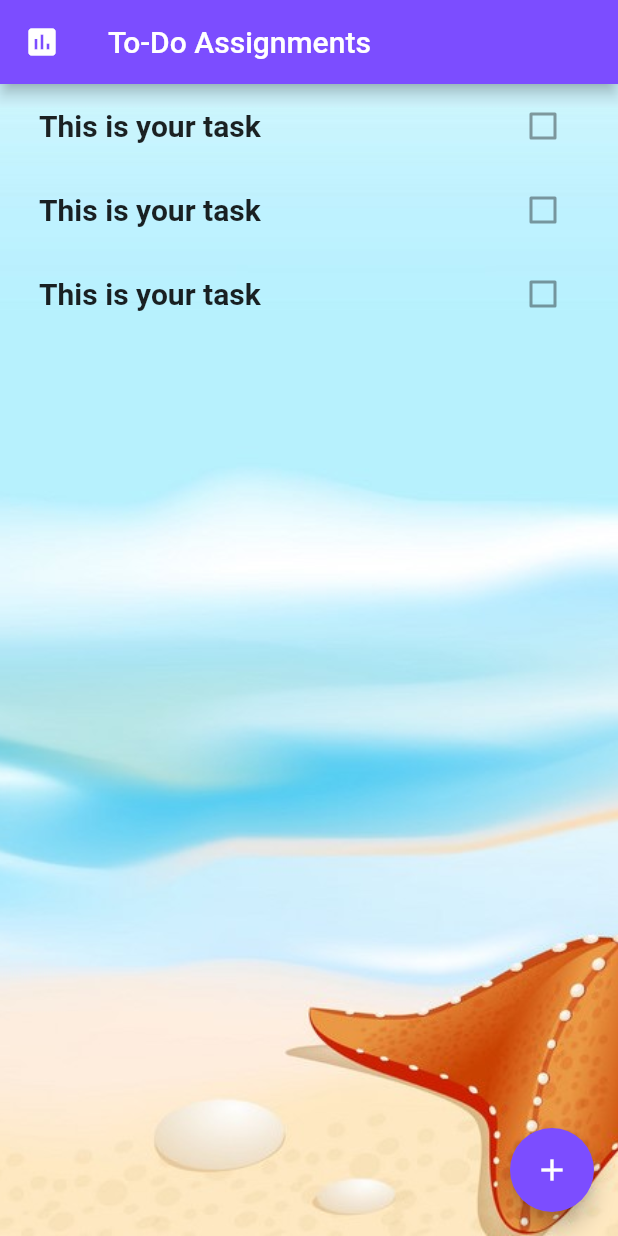
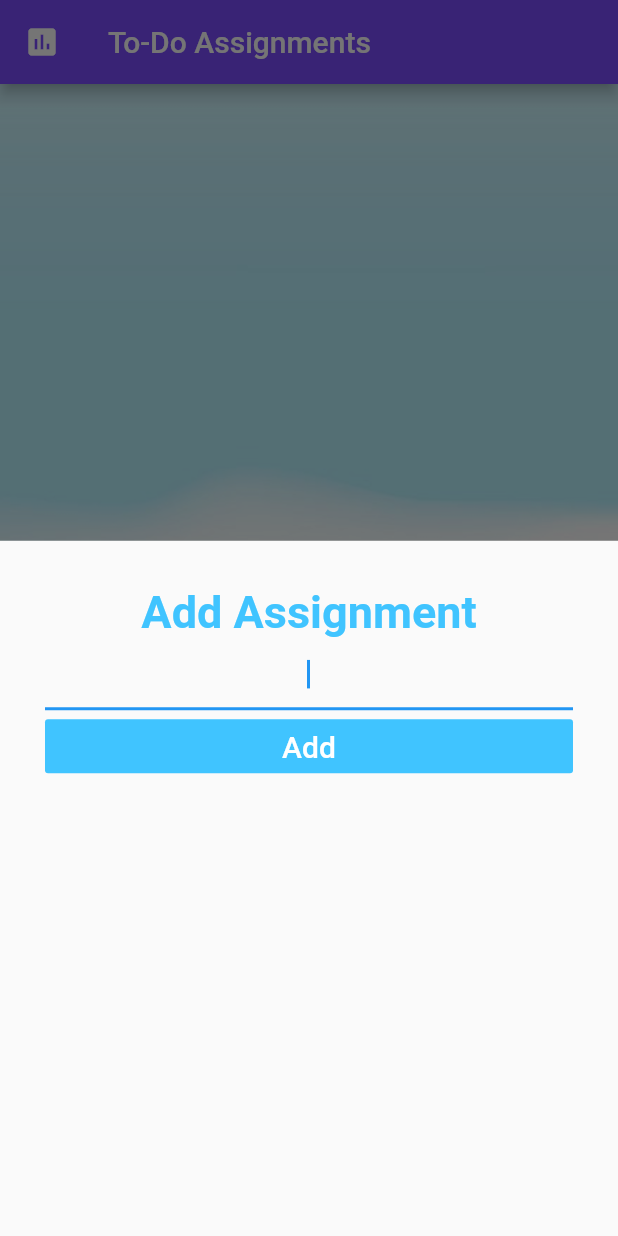
Before and after one commit to kshitijver/Time-manager-Flutter, a Flutter app: the AssignmentScreen screen opened by its route, after a tap on the "add" icon, on a phone screen of 412 x 824 dp. Run offline on Flutter 3.47's test engine with Material 2 defaults, Android fonts, the phone set to English and light mode, and no system bars; our stand-ins replace cloud_firestore, firebase_auth, modal_progress_hud, table_calendar; accounts and stored records are empty.

Commit message:
Assignments screen in work condition

```diff
--- a/lib/assignment_screen.dart
+++ b/lib/assignment_screen.dart
@@ -1,5 +1,7 @@
 import 'package:flutter/material.dart';
+import 'package:timemanager/taskadder_popup.dart';
 import 'task_listview.dart';
+import 'tasks.dart';
 
 class AssignmentScreen extends StatefulWidget {
   static const String id = 'assignment_screen';
@@ -8,15 +10,29 @@ class AssignmentScreen extends StatefulWidget {
 }
 
 class _AssignmentScreenState extends State<AssignmentScreen> {
+  String enteredTask;
   @override
   Widget build(BuildContext context) {
     return Scaffold(
-     floatingActionButton: FloatingActionButton(
-       onPressed: (){
-
-       },
+      floatingActionButton: FloatingActionButton(
+        onPressed: () {
+          showModalBottomSheet(
+            context: context,
+            builder: (context) => AdderPopUp(
+              addedTask: (value) {
+                enteredTask = value;
+              },
+              add: () {
+                setState(() {
+                  tasks.add(Task(name: enteredTask));
+                });
+                Navigator.pop(context);
+              },
+            ),
+          );
+        },
         backgroundColor: Colors.deepPurpleAccent,
-       child: Icon(Icons.add),
+        child: Icon(Icons.add),
       ),
       backgroundColor: Colors.white,
       appBar: AppBar(
@@ -24,7 +40,6 @@ class _AssignmentScreenState extends State<AssignmentScreen> {
         leading: Icon(Icons.assessment),
         title: Text('To-Do Assignments'),
       ),
-
       body: SafeArea(
         child: Container(
           height: double.infinity,
@@ -37,13 +52,9 @@ class _AssignmentScreenState extends State<AssignmentScreen> {
           child: Padding(
             padding: EdgeInsets.symmetric(horizontal: 10),
             child: TasksList(),
-
           ),
-
         ),
-
       ),
-
     );
   }
 }
--- a/lib/task_listview.dart
+++ b/lib/task_listview.dart
@@ -1,15 +1,35 @@
 import 'package:flutter/material.dart';
 import 'task_tile.dart';
+import 'tasks.dart';
 
-class TasksList extends StatelessWidget {
+List<Task> tasks = [];
+
+class TasksList extends StatefulWidget {
+  @override
+  _TasksListState createState() => _TasksListState();
+}
+
+class _TasksListState extends State<TasksList> {
   @override
   Widget build(BuildContext context) {
-    return ListView(
-      children: <Widget>[
-        TaskTile(),
-        TaskTile(),
-        TaskTile(),
-      ],
+    return ListView.builder(
+      itemBuilder: (context, index) {
+        return TaskTile(
+          taskTitle: tasks[index].name,
+          isChecked: tasks[index].isDone,
+          toggleCheckboxState: (bool value) {
+            setState(() {
+              tasks[index].done();
+            });
+          },
+          deletingTask: () {
+            setState(() {
+              tasks.removeAt(index);
+            });
+          },
+        );
+      },
+      itemCount: tasks.length,
     );
   }
 }
--- /dev/null
+++ b/lib/taskadder_popup.dart
@@ -0,0 +1,43 @@
+import 'package:flutter/material.dart';
+
+class AdderPopUp extends StatelessWidget {
+  final Function addedTask;
+  final Function add;
+  AdderPopUp({this.add, this.addedTask});
+  @override
+  Widget build(BuildContext context) {
+    return Container(
+      padding: EdgeInsets.all(30.0),
+      child: Column(
+        crossAxisAlignment: CrossAxisAlignment.stretch,
+        children: <Widget>[
+          Text(
+            'Add Assignment',
+            textAlign: TextAlign.center,
+            style: TextStyle(
+              color: Colors.lightBlueAccent,
+              fontSize: 30.0,
+              fontWeight: FontWeight.bold,
+            ),
+          ),
+          TextField(
+            onChanged: addedTask,
+            autofocus: true,
+            textAlign: TextAlign.center,
+          ),
+          FlatButton(
+            color: Colors.lightBlueAccent,
+            onPressed: add,
+            child: Text(
+              'Add',
+              style: TextStyle(
+                fontSize: 20.0,
+                color: Colors.white,
+              ),
+            ),
+          )
+        ],
+      ),
+    );
+  }
+}
--- /dev/null
+++ b/lib/tasks.dart
@@ -0,0 +1,9 @@
+class Task {
+  final String name;
+  bool isDone;
+  Task({this.isDone = false, this.name});
+
+  void done() {
+    isDone = !isDone;
+  }
+}
--- a/pubspec.yaml
+++ b/pubspec.yaml
@@ -16,6 +16,7 @@ dependencies:
   table_calendar: ^2.2.3
   intl: ^0.16.1
   modal_progress_hud: ^0.1.3
+  provider: ^4.0.5+1
 
 
 
```
Also changed, not shown: lib/main_screen.dart (+6 -8 lines), lib/task_tile.dart (+17 -3 lines), pubspec.lock.
